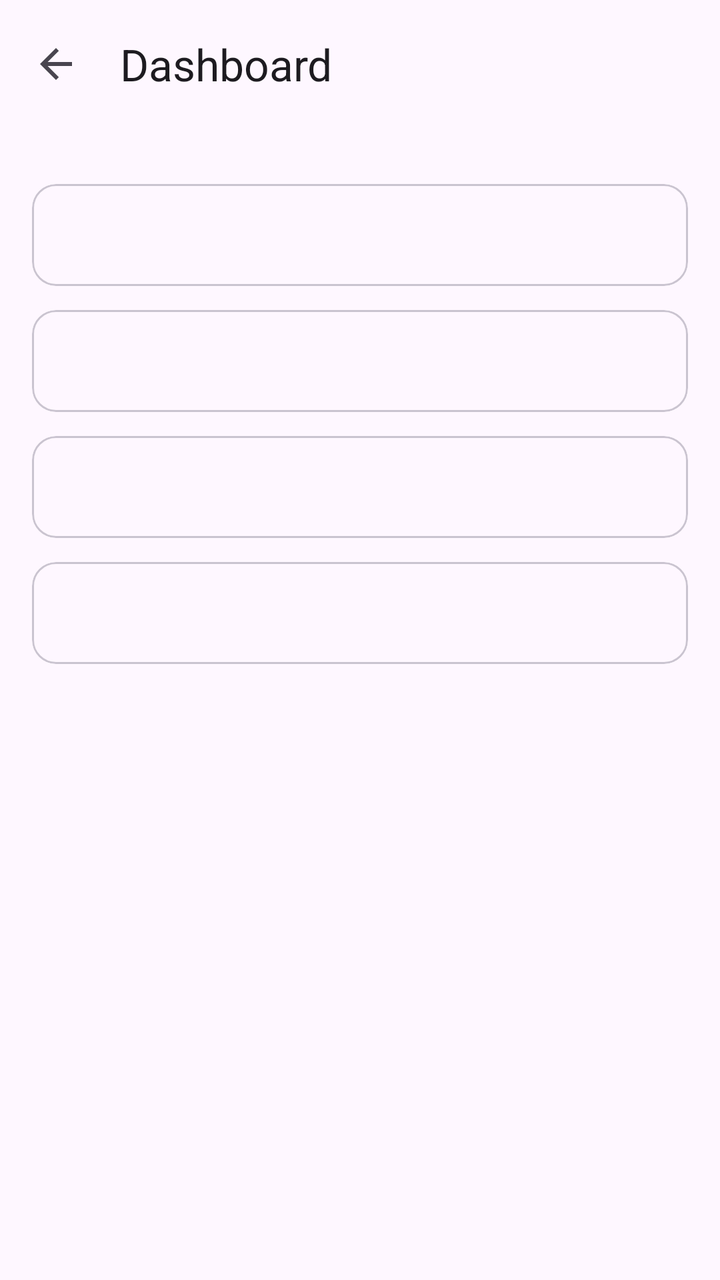
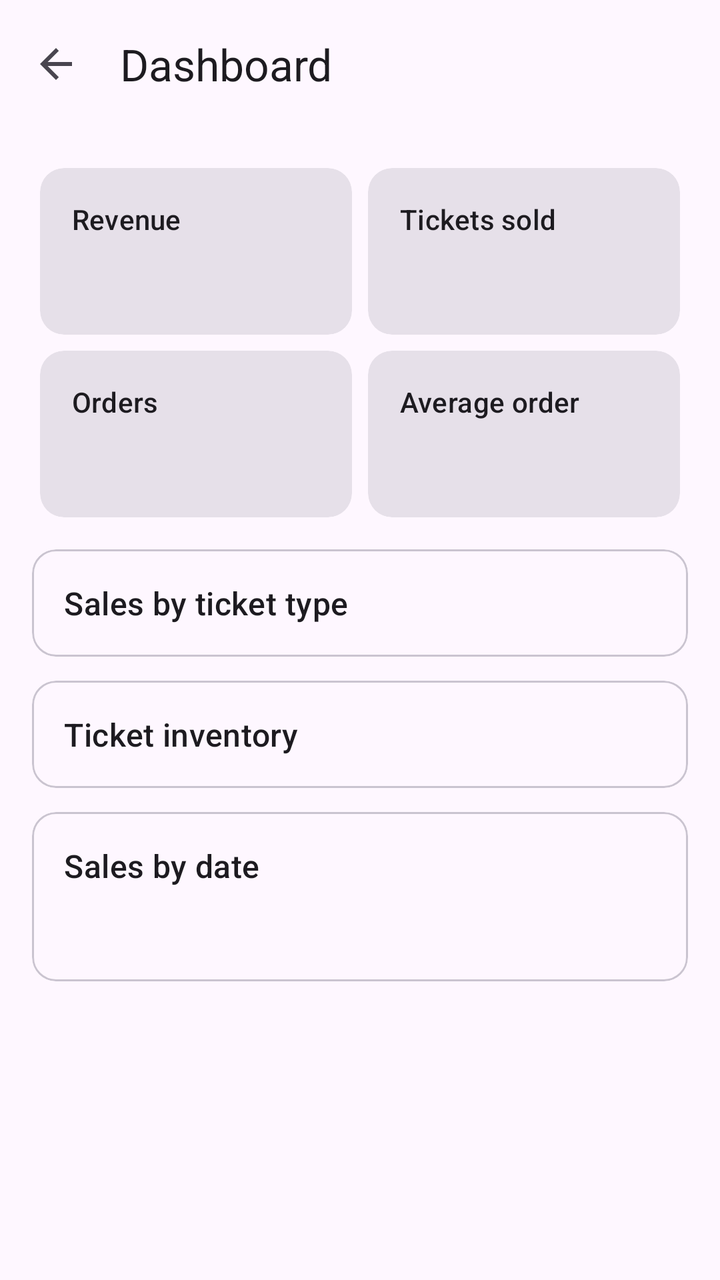

Before-and-after screenshots of an Android layout around one commit, followed by the original layout XML and the change that was made.
<!-- AndroidManifest.xml: application theme Theme.Ticketree -->
<!-- res/layout/activity_organizer_dashboard.xml -->
<?xml version="1.0" encoding="utf-8"?>
<LinearLayout xmlns:android="http://schemas.android.com/apk/res/android"
    xmlns:app="http://schemas.android.com/apk/res-auto"
    android:layout_width="match_parent"
    android:layout_height="match_parent"
    android:fitsSystemWindows="true"
    android:orientation="vertical">
    <com.google.android.material.appbar.MaterialToolbar
        android:id="@+id/toolbar"
        android:layout_width="match_parent"
        android:layout_height="?attr/actionBarSize"
        app:navigationIcon="@drawable/ic_back"
        app:title="Dashboard" />
<ScrollView xmlns:android="http://schemas.android.com/apk/res/android"
    android:layout_width="match_parent"
    android:layout_height="0dp"
    android:layout_weight="1">

    <LinearLayout
        android:layout_width="match_parent"
        android:layout_height="wrap_content"
        android:orientation="vertical"
        android:padding="16dp">

        <com.google.android.material.card.MaterialCardView
            android:layout_width="match_parent"
            android:layout_height="wrap_content"
            android:layout_marginTop="12dp">

            <com.google.android.material.textview.MaterialTextView
                android:id="@+id/tvOverview"
                android:layout_width="match_parent"
                android:layout_height="wrap_content"
                android:padding="16dp" />
        </com.google.android.material.card.MaterialCardView>

        <com.google.android.material.card.MaterialCardView
            android:layout_width="match_parent"
            android:layout_height="wrap_content"
            android:layout_marginTop="12dp">

            <com.google.android.material.textview.MaterialTextView
                android:id="@+id/tvByType"
                android:layout_width="match_parent"
                android:layout_height="wrap_content"
                android:padding="16dp" />
        </com.google.android.material.card.MaterialCardView>

        <com.google.android.material.card.MaterialCardView
            android:layout_width="match_parent"
            android:layout_height="wrap_content"
            android:layout_marginTop="12dp">

            <com.google.android.material.textview.MaterialTextView
                android:id="@+id/tvInventory"
                android:layout_width="match_parent"
                android:layout_height="wrap_content"
                android:padding="16dp" />
        </com.google.android.material.card.MaterialCardView>

        <com.google.android.material.card.MaterialCardView
            android:layout_width="match_parent"
            android:layout_height="wrap_content"
            android:layout_marginTop="12dp">

            <com.google.android.material.textview.MaterialTextView
                android:id="@+id/tvByDate"
                android:layout_width="match_parent"
                android:layout_height="wrap_content"
                android:padding="16dp" />
        </com.google.android.material.card.MaterialCardView>
    </LinearLayout>
</ScrollView>
</LinearLayout>
<!-- resources referenced by this layout -->
<resources>
  <!-- drawable ic_back (drawable) -->
  <vector xmlns:android="http://schemas.android.com/apk/res/android"
      android:width="24dp"
      android:height="24dp"
      android:tint="?attr/colorControlNormal"
      android:viewportWidth="24"
      android:viewportHeight="24">
      <path
          android:fillColor="@android:color/white"
          android:pathData="M20,11H7.83l5.59,-5.59L12,4l-8,8 8,8 1.41,-1.41L7.83,13H20v-2z" />
  </vector>
  <style name="Theme.Ticketree" parent="Base.Theme.Ticketree" />
  <style name="Base.Theme.Ticketree" parent="Theme.Material3.DayNight.NoActionBar">
          
          
      </style>
</resources>

<!-- the commit's change to res/layout/activity_organizer_dashboard.xml (unified diff, before → after) -->
@@ -5,70 +5,220 @@
     android:layout_height="match_parent"
     android:fitsSystemWindows="true"
     android:orientation="vertical">
+
     <com.google.android.material.appbar.MaterialToolbar
         android:id="@+id/toolbar"
         android:layout_width="match_parent"
         android:layout_height="?attr/actionBarSize"
         app:navigationIcon="@drawable/ic_back"
         app:title="Dashboard" />
-<ScrollView xmlns:android="http://schemas.android.com/apk/res/android"
-    android:layout_width="match_parent"
-    android:layout_height="0dp"
-    android:layout_weight="1">
-
-    <LinearLayout
+
+    <ScrollView
         android:layout_width="match_parent"
-        android:layout_height="wrap_content"
-        android:orientation="vertical"
-        android:padding="16dp">
-
-        <com.google.android.material.card.MaterialCardView
+        android:layout_height="0dp"
+        android:layout_weight="1">
+
+        <LinearLayout
             android:layout_width="match_parent"
             android:layout_height="wrap_content"
-            android:layout_marginTop="12dp">
-
-            <com.google.android.material.textview.MaterialTextView
-                android:id="@+id/tvOverview"
-                android:layout_width="match_parent"
-                android:layout_height="wrap_content"
-                android:padding="16dp" />
-        </com.google.android.material.card.MaterialCardView>
-
-        <com.google.android.material.card.MaterialCardView
-            android:layout_width="match_parent"
-            android:layout_height="wrap_content"
-            android:layout_marginTop="12dp">
-
-            <com.google.android.material.textview.MaterialTextView
-                android:id="@+id/tvByType"
-                android:layout_width="match_parent"
-                android:layout_height="wrap_content"
-                android:padding="16dp" />
-        </com.google.android.material.card.MaterialCardView>
-
-        <com.google.android.material.card.MaterialCardView
-            android:layout_width="match_parent"
-            android:layout_height="wrap_content"
-            android:layout_marginTop="12dp">
-
-            <com.google.android.material.textview.MaterialTextView
-                android:id="@+id/tvInventory"
-                android:layout_width="match_parent"
-                android:layout_height="wrap_content"
-                android:padding="16dp" />
-        </com.google.android.material.card.MaterialCardView>
-
-        <com.google.android.material.card.MaterialCardView
-            android:layout_width="match_parent"
-            android:layout_height="wrap_content"
-            android:layout_marginTop="12dp">
-
-            <com.google.android.material.textview.MaterialTextView
-                android:id="@+id/tvByDate"
-                android:layout_width="match_parent"
-                android:layout_height="wrap_content"
-                android:padding="16dp" />
-        </com.google.android.material.card.MaterialCardView>
-    </LinearLayout>
-</ScrollView>
+            android:orientation="vertical"
+            android:padding="16dp">
+
+            <GridLayout
+                android:layout_width="match_parent"
+                android:layout_height="wrap_content"
+                android:columnCount="2">
+
+                <com.google.android.material.card.MaterialCardView
+                    style="@style/Widget.Material3.CardView.Filled"
+                    android:layout_width="0dp"
+                    android:layout_height="wrap_content"
+                    android:layout_columnWeight="1"
+                    android:layout_margin="4dp">
+
+                    <LinearLayout
+                        android:layout_width="match_parent"
+                        android:layout_height="wrap_content"
+                        android:orientation="vertical"
+                        android:padding="16dp">
+
+                        <com.google.android.material.textview.MaterialTextView
+                            android:layout_width="wrap_content"
+                            android:layout_height="wrap_content"
+                            android:text="Revenue"
+                            android:textAppearance="?attr/textAppearanceLabelLarge" />
+
+                        <com.google.android.material.textview.MaterialTextView
+                            android:id="@+id/tvRevenue"
+                            android:layout_width="wrap_content"
+                            android:layout_height="wrap_content"
+                            android:textAppearance="?attr/textAppearanceHeadlineSmall"
+                            android:textColor="@color/success" />
+                    </LinearLayout>
+                </com.google.android.material.card.MaterialCardView>
+
+                <com.google.android.material.card.MaterialCardView
+                    style="@style/Widget.Material3.CardView.Filled"
+                    android:layout_width="0dp"
+                    android:layout_height="wrap_content"
+                    android:layout_columnWeight="1"
+                    android:layout_margin="4dp">
+
+                    <LinearLayout
+                        android:layout_width="match_parent"
+                        android:layout_height="wrap_content"
+                        android:orientation="vertical"
+                        android:padding="16dp">
+
+                        <com.google.android.material.textview.MaterialTextView
+                            android:layout_width="wrap_content"
+                            android:layout_height="wrap_content"
+                            android:text="Tickets sold"
+                            android:textAppearance="?attr/textAppearanceLabelLarge" />
+
+                        <com.google.android.material.textview.MaterialTextView
+                            android:id="@+id/tvTickets"
+                            android:layout_width="wrap_content"
+                            android:layout_height="wrap_content"
+                            android:textAppearance="?attr/textAppearanceHeadlineSmall" />
+                    </LinearLayout>
+                </com.google.android.material.card.MaterialCardView>
+
+                <com.google.android.material.card.MaterialCardView
+                    style="@style/Widget.Material3.CardView.Filled"
+                    android:layout_width="0dp"
+                    android:layout_height="wrap_content"
+                    android:layout_columnWeight="1"
+                    android:layout_margin="4dp">
+
+                    <LinearLayout
+                        android:layout_width="match_parent"
+                        android:layout_height="wrap_content"
+                        android:orientation="vertical"
+                        android:padding="16dp">
+
+                        <com.google.android.material.textview.MaterialTextView
+                            android:layout_width="wrap_content"
+                            android:layout_height="wrap_content"
+                            android:text="Orders"
+                            android:textAppearance="?attr/textAppearanceLabelLarge" />
+
+                        <com.google.android.material.textview.MaterialTextView
+                            android:id="@+id/tvOrders"
+                            android:layout_width="wrap_content"
+                            android:layout_height="wrap_content"
+                            android:textAppearance="?attr/textAppearanceHeadlineSmall" />
+                    </LinearLayout>
+                </com.google.android.material.card.MaterialCardView>
+
+                <com.google.android.material.card.MaterialCardView
+                    style="@style/Widget.Material3.CardView.Filled"
+                    android:layout_width="0dp"
+                    android:layout_height="wrap_content"
+                    android:layout_columnWeight="1"
+                    android:layout_margin="4dp">
+
+                    <LinearLayout
+                        android:layout_width="match_parent"
+                        android:layout_height="wrap_content"
+                        android:orientation="vertical"
+                        android:padding="16dp">
+
+                        <com.google.android.material.textview.MaterialTextView
+                            android:layout_width="wrap_content"
+                            android:layout_height="wrap_content"
+                            android:text="Average order"
+                            android:textAppearance="?attr/textAppearanceLabelLarge" />
+
+                        <com.google.android.material.textview.MaterialTextView
+                            android:id="@+id/tvAverage"
+                            android:layout_width="wrap_content"
+                            android:layout_height="wrap_content"
+                            android:textAppearance="?attr/textAppearanceHeadlineSmall" />
+                    </LinearLayout>
+                </com.google.android.material.card.MaterialCardView>
+            </GridLayout>
+
+            <com.google.android.material.card.MaterialCardView
+                android:layout_width="match_parent"
+                android:layout_height="wrap_content"
+                android:layout_marginTop="12dp">
+
+                <LinearLayout
+                    android:layout_width="match_parent"
+                    android:layout_height="wrap_content"
+                    android:orientation="vertical"
+                    android:padding="16dp">
+
+                    <com.google.android.material.textview.MaterialTextView
+                        android:layout_width="match_parent"
+                        android:layout_height="wrap_content"
+                        android:text="Sales by ticket type"
+                        android:textAppearance="?attr/textAppearanceTitleMedium" />
+
+                    <LinearLayout
+                        android:id="@+id/llByType"
+                        android:layout_width="match_parent"
+                        android:layout_height="wrap_content"
+                        android:orientation="vertical" />
+                </LinearLayout>
+            </com.google.android.material.card.MaterialCardView>
+
+            <com.google.android.material.card.MaterialCardView
+                android:layout_width="match_parent"
+                android:layout_height="wrap_content"
+                android:layout_marginTop="12dp">
+
+                <LinearLayout
+                    android:layout_width="match_parent"
+                    android:layout_height="wrap_content"
+                    android:orientation="vertical"
+                    android:padding="16dp">
+
+                    <com.google.android.material.textview.MaterialTextView
+                        android:layout_width="match_parent"
+                        android:layout_height="wrap_content"
+                        android:text="Ticket inventory"
+                        android:textAppearance="?attr/textAppearanceTitleMedium" />
+
+                    <LinearLayout
+                        android:id="@+id/llInventory"
+                        android:layout_width="match_parent"
+                        android:layout_height="wrap_content"
+                        android:orientation="vertical" />
+                </LinearLayout>
+            </com.google.android.material.card.MaterialCardView>
+
+            <com.google.android.material.card.MaterialCardView
+                android:layout_width="match_parent"
+                android:layout_height="wrap_content"
+                android:layout_marginTop="12dp">
+
+                <LinearLayout
+                    android:layout_width="match_parent"
+                    android:layout_height="wrap_content"
+                    android:orientation="vertical"
+                    android:padding="16dp">
+
+                    <com.google.android.material.textview.MaterialTextView
+                        android:layout_width="match_parent"
+                        android:layout_height="wrap_content"
+                        android:text="Sales by date"
+                        android:textAppearance="?attr/textAppearanceTitleMedium" />
+
+                    <LinearLayout
+                        android:id="@+id/llByDate"
+                        android:layout_width="match_parent"
+                        android:layout_height="wrap_content"
+                        android:orientation="vertical" />
+
+                    <com.google.android.material.textview.MaterialTextView
+                        android:id="@+id/tvLatest"
+                        android:layout_width="match_parent"
+                        android:layout_height="wrap_content"
+                        android:layout_marginTop="12dp" />
+                </LinearLayout>
+            </com.google.android.material.card.MaterialCardView>
+        </LinearLayout>
+    </ScrollView>
 </LinearLayout>
<!-- resource entries referenced after the edit -->
@@ -1,5 +1,6 @@
 <!-- resources referenced by this layout -->
 <resources>
+  <color name="success">#2E7D32</color>
   <!-- drawable ic_back (drawable) -->
   <vector xmlns:android="http://schemas.android.com/apk/res/android"
       android:width="24dp"
